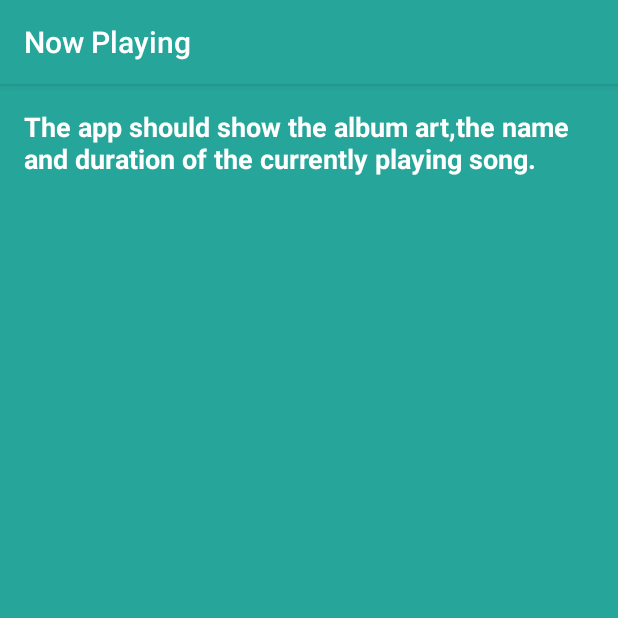
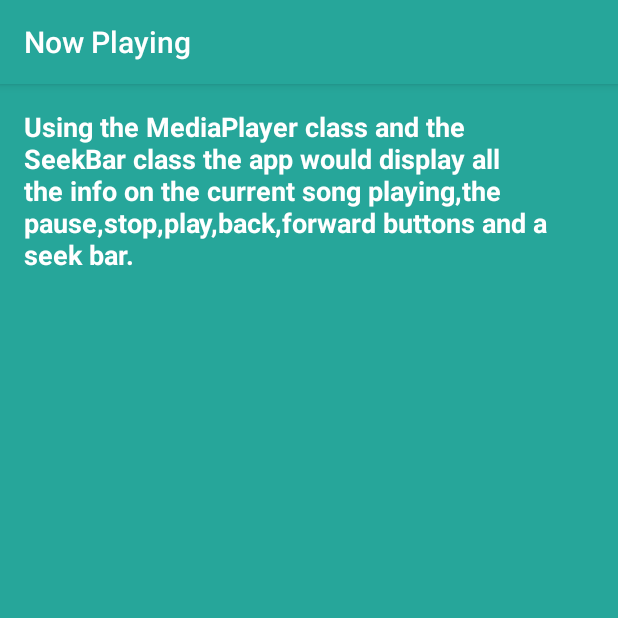
Before and after one commit to Chedoy/MusicalStructure, an Android app: the PlayingActivity screen opened directly, with no data from a screen before it, on a phone screen of 412 x 824 dp, the top half of it. Run offline under Robolectric (Android 15) with nearby library versions, the phone set to English and light mode, and no system bars.

Commit message:
Update strings.xml

```diff
--- a/app/src/main/res/values/strings.xml
+++ b/app/src/main/res/values/strings.xml
@@ -21,7 +21,7 @@
     <string name="albums_description">The app should display all the stored albums in a ListView.</string>
 
     <!-- Description for Now playing -->
-    <string name="playing_description">The app should show the album art,the name and duration of the currently playing song.</string>
+    <string name="playing_description">Using the MediaPlayer class and the SeekBar class the app would display all the info on the current song playing,the pause,stop,play,back,forward buttons and a seek bar.</string>
 
     <!-- Description for Songs -->
     <string name="songs_description">The app should display all the stored songs in a ListView.</string>
```
